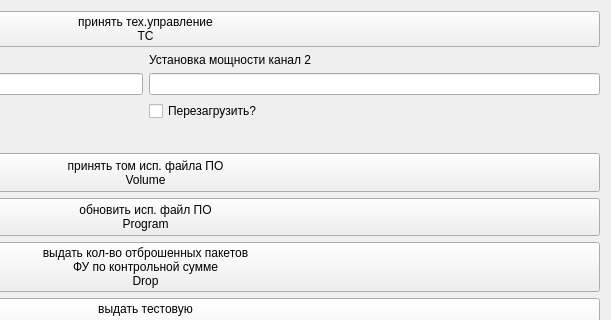
Before: the Qt Designer form PPB_GUI_Sandbox/pult.ui in Anatolichka2202/PPB_Project, drawn with Qt 5; both pictures show x 557 to 1168 and y 0 to 320 of the 1168 by 875 pixel window.
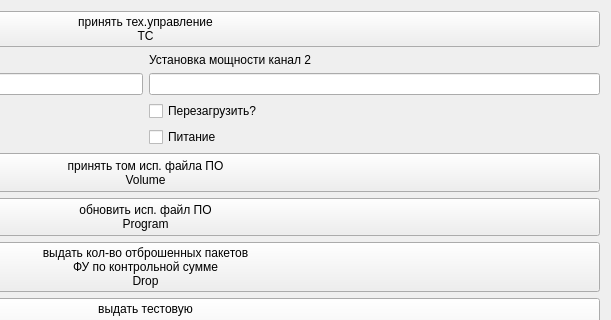
After: the same form once the commit is applied.

The edit to the form file:
```diff
--- a/PPB_GUI_Sandbox/pult.ui
+++ b/PPB_GUI_Sandbox/pult.ui
@@ -13,8 +13,8 @@
   <property name="windowTitle">
    <string>Form</string>
   </property>
-  <layout class="QGridLayout" name="gridLayout_2">
-   <item row="0" column="0">
+  <layout class="QVBoxLayout" name="verticalLayout_2">
+   <item>
     <layout class="QGridLayout" name="gridLayout">
      <item row="6" column="0">
       <widget class="QPushButton" name="AnalizeBttn">
@@ -146,6 +146,13 @@
            </property>
           </widget>
          </item>
+         <item row="3" column="2">
+          <widget class="QCheckBox" name="powerCheckBox">
+           <property name="text">
+            <string>Питание</string>
+           </property>
+          </widget>
+         </item>
         </layout>
        </item>
       </layout>
@@ -259,7 +266,7 @@
      </item>
     </layout>
    </item>
-   <item row="2" column="0">
+   <item>
     <widget class="QLabel" name="statusbar">
      <property name="text">
       <string/>
```
